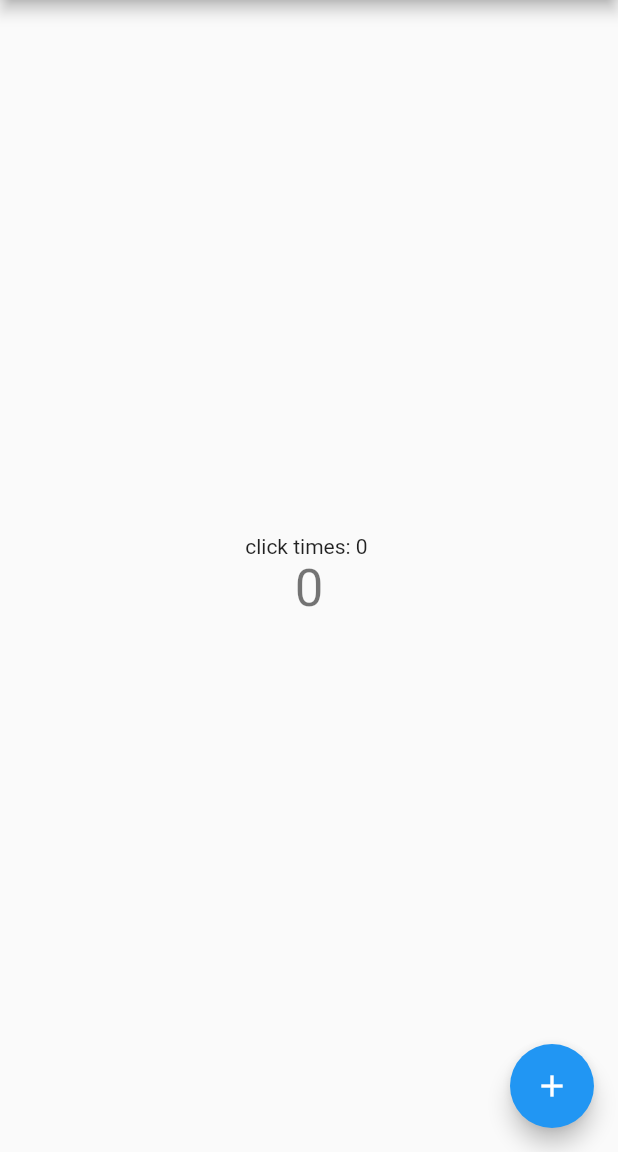
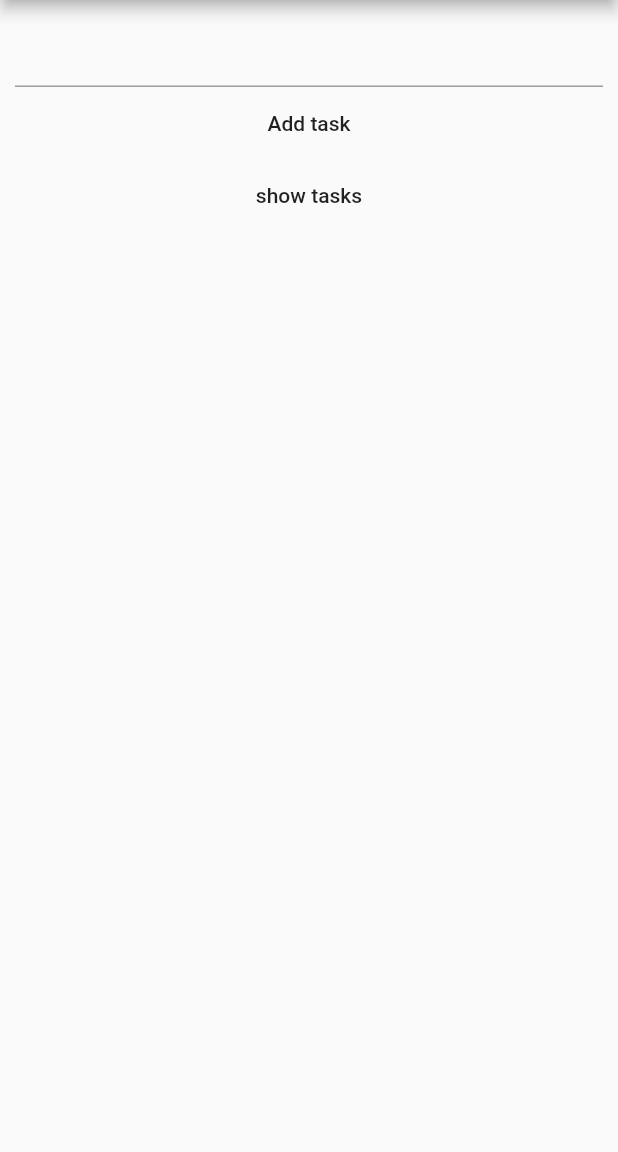
Before and after one commit to MadhanGannarapu/ecom, a Flutter app: the screen it shows after launch, on a phone screen of 412 x 824 dp, the part 84-1236 px from its top. Run offline on Flutter 3.47's test engine with Material 2 defaults, Android fonts, the phone set to English and light mode, and no system bars; our stand-ins replace sqflite; accounts and stored records are empty.

```diff
--- /dev/null
+++ b/lib/database.dart
@@ -0,0 +1,5 @@
+// import 'package:sqflite/sqflite.dart';
+
+// class Database{
+
+// }
--- a/lib/main.dart
+++ b/lib/main.dart
@@ -1,30 +1,19 @@
+import 'package:ecomapp/models/task_model.dart';
 import 'package:flutter/material.dart';
+
+// import 'package:sqflite/sqflite.dart';
 
 void main() {
   runApp(MyApp());
 }
 
 class MyApp extends StatelessWidget {
-  // This widget is the root of your application.
   @override
   Widget build(BuildContext context) {
     return MaterialApp(
       title: 'Flutter Demo',
       theme: ThemeData(
-        // This is the theme of your application.
-        //
-        // Try running your application with "flutter run". You'll see the
-        // application has a blue toolbar. Then, without quitting the app, try
-        // changing the primarySwatch below to Colors.green and then invoke
-        // "hot reload" (press "r" in the console where you ran "flutter run",
-        // or simply save your changes to "hot reload" in a Flutter IDE).
-        // Notice that the counter didn't reset back to zero; the application
-        // is not restarted.
         primarySwatch: Colors.blue,
-        // This makes the visual density adapt to the platform that you run
-        // the app on. For desktop platforms, the controls will be smaller and
-        // closer together (more dense) than on mobile platforms.
-        visualDensity: VisualDensity.adaptivePlatformDensity,
       ),
       home: MyHomePage(title: 'Flutter Demo Home Page'),
     );
@@ -33,16 +22,6 @@ class MyApp extends StatelessWidget {
 
 class MyHomePage extends StatefulWidget {
   MyHomePage({Key key, this.title}) : super(key: key);
-
-  // This widget is the home page of your application. It is stateful, meaning
-  // that it has a State object (defined below) that contains fields that affect
-  // how it looks.
-
-  // This class is the configuration for the state. It holds the values (in this
-  // case the title) provided by the parent (in this case the App widget) and
-  // used by the build method of the State. Fields in a Widget subclass are
-  // always marked "final".
-
   final String title;
 
   @override
@@ -50,52 +29,55 @@ class MyHomePage extends StatefulWidget {
 }
 
 class _MyHomePageState extends State<MyHomePage> {
-  int _counter = 0;
+  List<Task> tasks = [];
+  Task currentTask;
+  final TodoHelper _todoHelper= TodoHelper();
 
-  void _incrementCounter() {
-    setState(() {
-      // This call to setState tells the Flutter framework that something has
-      // changed in this State, which causes it to rerun the build method below
-      // so that the display can reflect the updated values. If we changed
-      // _counter without calling setState(), then the build method would not be
-      // called again, and so nothing would appear to happen.
-      _counter++;
-    });
-  }
-
+  final TextEditingController textController = TextEditingController();
   @override
   Widget build(BuildContext context) {
-    // This method is rerun every time setState is called, for instance as done
-    // by the _incrementCounter method above.
-    //
-    // The Flutter framework has been optimized to make rerunning build methods
-    // fast, so that you can just rebuild anything that needs updating rather
-    // than having to individually change instances of widgets.
     return Scaffold(
       appBar: AppBar(
-        // Here we take the value from the MyHomePage object that was created by
-        // the App.build method, and use it to set our appbar title.
         title: Text(widget.title),
       ),
-      body: Center(
+      body: Container(
+        padding: EdgeInsets.all(10),
         child: Column(
-          mainAxisAlignment: MainAxisAlignment.center,
           children: <Widget>[
-            Text(
-              'click times: $_counter ',
+            TextField(
+              controller: textController,
             ),
-            Text(
-              '$_counter',
-              style: Theme.of(context).textTheme.headline4,
+            FlatButton(
+              onPressed: () {
+                currentTask = Task(name: textController.text);
+                 _todoHelper.insertTask(currentTask);
+              },
+              child: Text("Add task"),
             ),
+            FlatButton(
+              onPressed: () async {
+                 List<Task> list = await _todoHelper.getAllTasks();
+                 setState(() {
+                   tasks = list;
+                 });
+              },
+              child: Text("show tasks"),
+            ),
+            Expanded(
+              child: ListView.separated(
+                itemBuilder: (context, index) {
+                  return ListTile(
+                    leading: Text("${tasks[index].id}"),
+                    title: Text(tasks[index].name),
+                  );
+                },
+                separatorBuilder: (context, index) => Divider(),
+                itemCount: tasks.length,
+              ),
+            )
           ],
         ),
       ),
-      floatingActionButton: FloatingActionButton(
-        onPressed: _incrementCounter,
-        tooltip: 'Increment',
-        child: Icon(Icons.add),
-      ), // This trailing comma makes auto-formatting nicer for build methods.
     );
   }
 }
--- /dev/null
+++ b/lib/models/task_model.dart
@@ -0,0 +1,52 @@
+import 'package:sqflite/sqflite.dart';
+import 'package:path/path.dart';
+
+final String tableName = "todo";
+final String columnId = "id";
+final String columnName = "name";
+
+class Task {
+  final String name;
+  int id;
+  Task({this.name, this.id});
+  Map<String, dynamic> toMap() {
+    return {columnName: this.name, columnId: this.id};
+  }
+}
+
+class TodoHelper {
+  static final String databaseName = 'ecom.db';
+  Database db;
+  TodoHelper() {
+    initDatabase();
+  }
+  Future<void> initDatabase() async {
+    db = await openDatabase(
+      join(await getDatabasesPath(), "ecom.db"),
+      onCreate: (db, version) {
+        return db.execute(
+            "CREATE TABLE $tableName($columnId INTEGER PRIMARY KEY AUTOINCREMENT, $columnName TEXT)");
+      },
+      version: 1,
+    );
+  }
+
+  Future<void> insertTask(Task task) async {
+    try {
+      db.insert(tableName, task.toMap(),
+          conflictAlgorithm: ConflictAlgorithm.replace);
+    } catch (_) {
+      // print(_);
+    }
+  }
+
+  Future<List<Task>> getAllTasks() async {
+    final List<Map<String, dynamic>> tasks = await db.query(tableName);
+    return List.generate(tasks.length, (index) {
+      return Task(
+        name: tasks[index][columnName],
+        id: tasks[index][columnId],
+      );
+    });
+  }
+}
--- a/pubspec.yaml
+++ b/pubspec.yaml
@@ -23,6 +23,8 @@ environment:
 dependencies:
   flutter:
     sdk: flutter
+  sqflite: ^1.3.1
+  path_provider: ^1.6.11
 
 
   # The following adds the Cupertino Icons font to your application.
```
Also changed, not shown: pubspec.lock.
